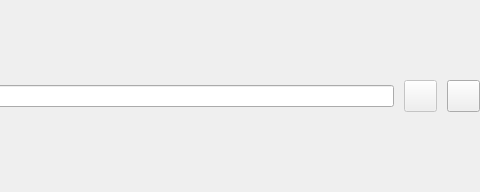
pgmodeler/pgmodeler, file libs/libgui/ui/widgets/objectselectorwidget.ui: the form before one commit; both pictures show x 344 to 824 and y 0 to 192 of the 824 by 192 pixel window.
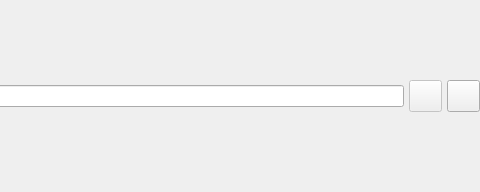
The form after the commit. Icons and pictures are not drawn.

```diff
--- a/libs/libgui/ui/widgets/objectselectorwidget.ui
+++ b/libs/libgui/ui/widgets/objectselectorwidget.ui
@@ -48,7 +48,7 @@
     <number>0</number>
    </property>
    <property name="spacing">
-    <number>10</number>
+    <number>5</number>
    </property>
    <item row="0" column="2">
     <widget class="QToolButton" name="sel_object_tb">
```
